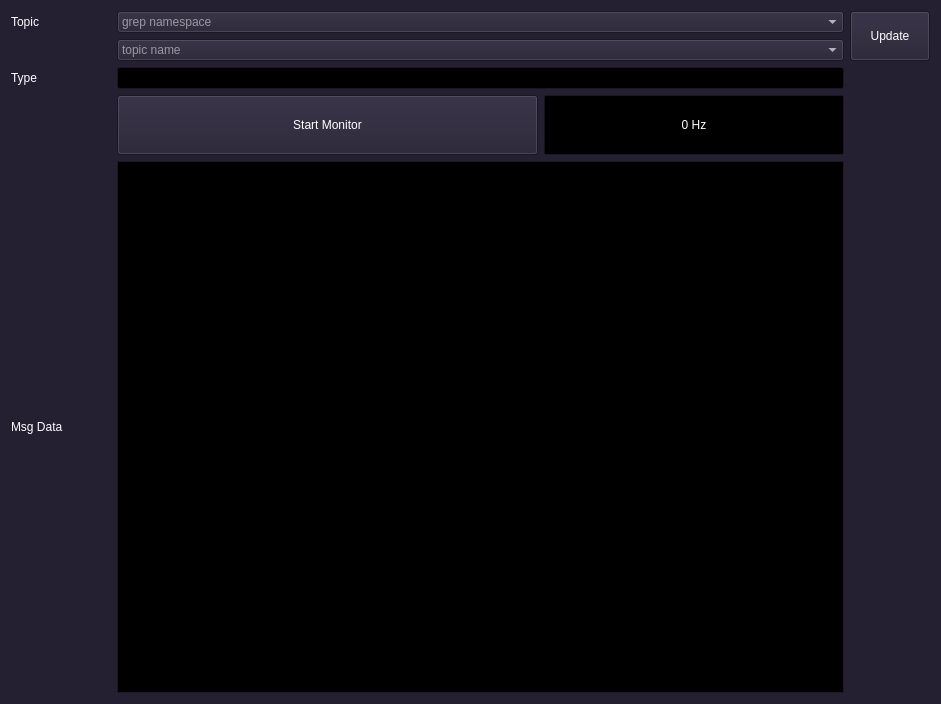
Old version of the form ui/topic_monitor.ui in the repository yyamazaki933/rosif.
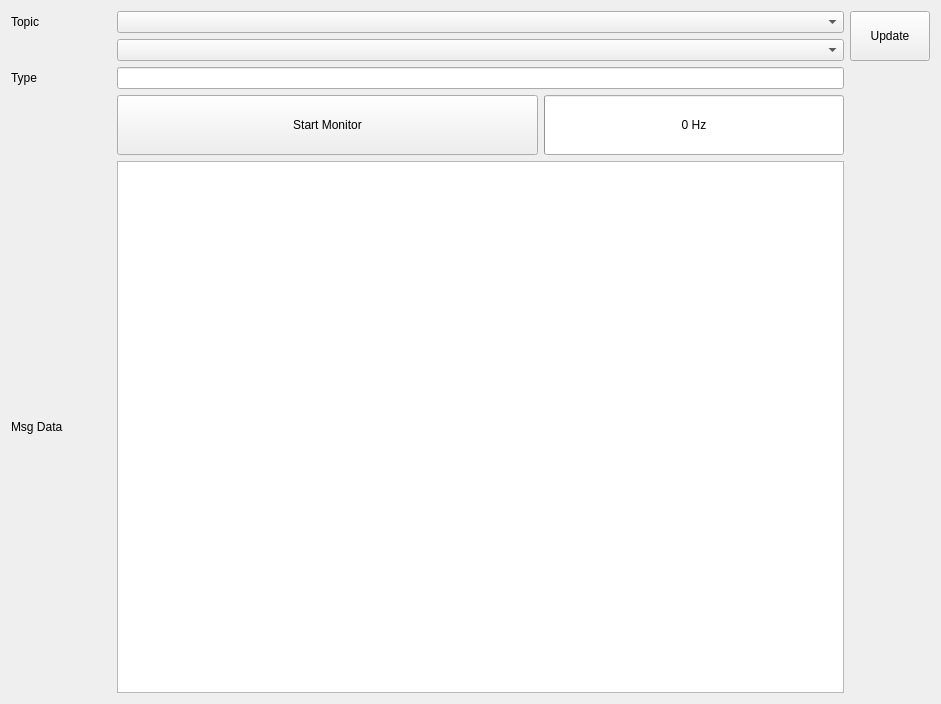
New version of the form.

```diff
--- a/ui/topic_monitor.ui
+++ b/ui/topic_monitor.ui
@@ -10,475 +10,6 @@
     <height>704</height>
    </rect>
   </property>
-  <property name="palette">
-   <palette>
-    <active>
-     <colorrole role="WindowText">
-      <brush brushstyle="SolidPattern">
-       <color alpha="255">
-        <red>255</red>
-        <green>255</green>
-        <blue>255</blue>
-       </color>
-      </brush>
-     </colorrole>
-     <colorrole role="Button">
-      <brush brushstyle="SolidPattern">
-       <color alpha="255">
-        <red>36</red>
-        <green>31</green>
-        <blue>49</blue>
-       </color>
-      </brush>
-     </colorrole>
-     <colorrole role="Light">
-      <brush brushstyle="SolidPattern">
-       <color alpha="255">
-        <red>0</red>
-        <green>0</green>
-        <blue>0</blue>
-       </color>
-      </brush>
-     </colorrole>
-     <colorrole role="Midlight">
-      <brush brushstyle="SolidPattern">
-       <color alpha="255">
-        <red>0</red>
-        <green>0</green>
-        <blue>0</blue>
-       </color>
-      </brush>
-     </colorrole>
-     <colorrole role="Dark">
-      <brush brushstyle="SolidPattern">
-       <color alpha="255">
-        <red>0</red>
-        <green>0</green>
-        <blue>0</blue>
-       </color>
-      </brush>
-     </colorrole>
-     <colorrole role="Mid">
-      <brush brushstyle="SolidPattern">
-       <color alpha="255">
-        <red>0</red>
-        <green>0</green>
-        <blue>0</blue>
-       </color>
-      </brush>
-     </colorrole>
-     <colorrole role="Text">
-      <brush brushstyle="SolidPattern">
-       <color alpha="255">
-        <red>255</red>
-        <green>255</green>
-        <blue>255</blue>
-       </color>
-      </brush>
-     </colorrole>
-     <colorrole role="BrightText">
-      <brush brushstyle="SolidPattern">
-       <color alpha="255">
-        <red>255</red>
-        <green>255</green>
-        <blue>255</blue>
-       </color>
-      </brush>
-     </colorrole>
-     <colorrole role="ButtonText">
-      <brush brushstyle="SolidPattern">
-       <color alpha="255">
-        <red>255</red>
-        <green>255</green>
-        <blue>255</blue>
-       </color>
-      </brush>
-     </colorrole>
-     <colorrole role="Base">
-      <brush brushstyle="SolidPattern">
-       <color alpha="255">
-        <red>0</red>
-        <green>0</green>
-        <blue>0</blue>
-       </color>
-      </brush>
-     </colorrole>
-     <colorrole role="Window">
-      <brush brushstyle="SolidPattern">
-       <color alpha="255">
-        <red>36</red>
-        <green>31</green>
-        <blue>49</blue>
-       </color>
-      </brush>
-     </colorrole>
-     <colorrole role="Shadow">
-      <brush brushstyle="SolidPattern">
-       <color alpha="255">
-        <red>0</red>
-        <green>0</green>
-        <blue>0</blue>
-       </color>
-      </brush>
-     </colorrole>
-     <colorrole role="Highlight">
-      <brush brushstyle="SolidPattern">
-       <color alpha="255">
-        <red>0</red>
-        <green>0</green>
-        <blue>255</blue>
-       </color>
-      </brush>
-     </colorrole>
-     <colorrole role="AlternateBase">
-      <brush brushstyle="SolidPattern">
-       <color alpha="255">
-        <red>0</red>
-        <green>0</green>
-        <blue>0</blue>
-       </color>
-      </brush>
-     </colorrole>
-     <colorrole role="ToolTipBase">
-      <brush brushstyle="SolidPattern">
-       <color alpha="255">
-        <red>255</red>
-        <green>255</green>
-        <blue>220</blue>
-       </color>
-      </brush>
-     </colorrole>
-     <colorrole role="ToolTipText">
-      <brush brushstyle="SolidPattern">
-       <color alpha="255">
-        <red>0</red>
-        <green>0</green>
-        <blue>0</blue>
-       </color>
-      </brush>
-     </colorrole>
-     <colorrole role="PlaceholderText">
-      <brush brushstyle="SolidPattern">
-       <color alpha="128">
-        <red>255</red>
-        <green>255</green>
-        <blue>255</blue>
-       </color>
-      </brush>
-     </colorrole>
-    </active>
-    <inactive>
-     <colorrole role="WindowText">
-      <brush brushstyle="SolidPattern">
-       <color alpha="255">
-        <red>255</red>
-        <green>255</green>
-        <blue>255</blue>
-       </color>
-      </brush>
-     </colorrole>
-     <colorrole role="Button">
-      <brush brushstyle="SolidPattern">
-       <color alpha="255">
-        <red>36</red>
-        <green>31</green>
-        <blue>49</blue>
-       </color>
-      </brush>
-     </colorrole>
-     <colorrole role="Light">
-      <brush brushstyle="SolidPattern">
-       <color alpha="255">
-        <red>0</red>
-        <green>0</green>
-        <blue>0</blue>
-       </color>
-      </brush>
-     </colorrole>
-     <colorrole role="Midlight">
-      <brush brushstyle="SolidPattern">
-       <color alpha="255">
-        <red>0</red>
-        <green>0</green>
-        <blue>0</blue>
-       </color>
-      </brush>
-     </colorrole>
-     <colorrole role="Dark">
-      <brush brushstyle="SolidPattern">
-       <color alpha="255">
-        <red>0</red>
-        <green>0</green>
-        <blue>0</blue>
-       </color>
-      </brush>
-     </colorrole>
-     <colorrole role="Mid">
-      <brush brushstyle="SolidPattern">
-       <color alpha="255">
-        <red>0</red>
-        <green>0</green>
-        <blue>0</blue>
-       </color>
-      </brush>
-     </colorrole>
-     <colorrole role="Text">
-      <brush brushstyle="SolidPattern">
-       <color alpha="255">
-        <red>255</red>
-        <green>255</green>
-        <blue>255</blue>
-       </color>
-      </brush>
-     </colorrole>
-     <colorrole role="BrightText">
-      <brush brushstyle="SolidPattern">
-       <color alpha="255">
-        <red>255</red>
-        <green>255</green>
-        <blue>255</blue>
-       </color>
-      </brush>
-     </colorrole>
-     <colorrole role="ButtonText">
-      <brush brushstyle="SolidPattern">
-       <color alpha="255">
-        <red>255</red>
-        <green>255</green>
-        <blue>255</blue>
-       </color>
-      </brush>
-     </colorrole>
-     <colorrole role="Base">
-      <brush brushstyle="SolidPattern">
-       <color alpha="255">
-        <red>0</red>
-        <green>0</green>
-        <blue>0</blue>
-       </color>
-      </brush>
-     </colorrole>
-     <colorrole role="Window">
-      <brush brushstyle="SolidPattern">
-       <color alpha="255">
-        <red>36</red>
-        <green>31</green>
-        <blue>49</blue>
-       </color>
-      </brush>
-     </colorrole>
-     <colorrole role="Shadow">
-      <brush brushstyle="SolidPattern">
-       <color alpha="255">
-        <red>0</red>
-        <green>0</green>
-        <blue>0</blue>
-       </color>
-      </brush>
-     </colorrole>
-     <colorrole role="Highlight">
-      <brush brushstyle="SolidPattern">
-       <color alpha="255">
-        <red>0</red>
-        <green>0</green>
-        <blue>255</blue>
-       </color>
-      </brush>
-     </colorrole>
-     <colorrole role="AlternateBase">
-      <brush brushstyle="SolidPattern">
-       <color alpha="255">
-        <red>0</red>
-        <green>0</green>
-        <blue>0</blue>
-       </color>
-      </brush>
-     </colorrole>
-     <colorrole role="ToolTipBase">
-      <brush brushstyle="SolidPattern">
-       <color alpha="255">
-        <red>255</red>
-        <green>255</green>
-        <blue>220</blue>
-       </color>
-      </brush>
-     </colorrole>
-     <colorrole role="ToolTipText">
-      <brush brushstyle="SolidPattern">
-       <color alpha="255">
-        <red>0</red>
-        <green>0</green>
-        <blue>0</blue>
-       </color>
-      </brush>
-     </colorrole>
-     <colorrole role="PlaceholderText">
-      <brush brushstyle="SolidPattern">
-       <color alpha="128">
-        <red>255</red>
-        <green>255</green>
-        <blue>255</blue>
-       </color>
-      </brush>
-     </colorrole>
-    </inactive>
-    <disabled>
-     <colorrole role="WindowText">
-      <brush brushstyle="SolidPattern">
-       <color alpha="255">
-        <red>94</red>
-        <green>92</green>
-        <blue>100</blue>
-       </color>
-      </brush>
-     </colorrole>
-     <colorrole role="Button">
-      <brush brushstyle="SolidPattern">
-       <color alpha="255">
-        <red>36</red>
-        <green>31</green>
-        <blue>49</blue>
-       </color>
-      </brush>
-     </colorrole>
-     <colorrole role="Light">
-      <brush brushstyle="SolidPattern">
-       <color alpha="255">
-        <red>0</red>
-        <green>0</green>
-        <blue>0</blue>
-       </color>
-      </brush>
-     </colorrole>
-     <colorrole role="Midlight">
-      <brush brushstyle="SolidPattern">
-       <color alpha="255">
-        <red>0</red>
-        <green>0</green>
-        <blue>0</blue>
-       </color>
-      </brush>
-     </colorrole>
-     <colorrole role="Dark">
-      <brush brushstyle="SolidPattern">
-       <color alpha="255">
-        <red>0</red>
-        <green>0</green>
-        <blue>0</blue>
-       </color>
-      </brush>
-     </colorrole>
-     <colorrole role="Mid">
-      <brush brushstyle="SolidPattern">
-       <color alpha="255">
-        <red>0</red>
-        <green>0</green>
-        <blue>0</blue>
-       </color>
-      </brush>
-     </colorrole>
-     <colorrole role="Text">
-      <brush brushstyle="SolidPattern">
-       <color alpha="255">
-        <red>94</red>
-        <green>92</green>
-        <blue>100</blue>
-       </color>
-      </brush>
-     </colorrole>
-     <colorrole role="BrightText">
-      <brush brushstyle="SolidPattern">
-       <color alpha="255">
-        <red>255</red>
-        <green>255</green>
-        <blue>255</blue>
-       </color>
-      </brush>
-     </colorrole>
-     <colorrole role="ButtonText">
-      <brush brushstyle="SolidPattern">
-       <color alpha="255">
-        <red>94</red>
-        <green>92</green>
-        <blue>100</blue>
-       </color>
-      </brush>
-     </colorrole>
-     <colorrole role="Base">
-      <brush brushstyle="SolidPattern">
-       <color alpha="255">
-        <red>36</red>
-        <green>31</green>
-        <blue>49</blue>
-       </color>
-      </brush>
-     </colorrole>
-     <colorrole role="Window">
-      <brush brushstyle="SolidPattern">
-       <color alpha="255">
-        <red>36</red>
-        <green>31</green>
-        <blue>49</blue>
-       </color>
-      </brush>
-     </colorrole>
-     <colorrole role="Shadow">
-      <brush brushstyle="SolidPattern">
-       <color alpha="255">
-        <red>0</red>
-        <green>0</green>
-        <blue>0</blue>
-       </color>
-      </brush>
-     </colorrole>
-     <colorrole role="Highlight">
-      <brush brushstyle="SolidPattern">
-       <color alpha="255">
-        <red>145</red>
-        <green>145</green>
-        <blue>145</blue>
-       </color>
-      </brush>
-     </colorrole>
-     <colorrole role="AlternateBase">
-      <brush brushstyle="SolidPattern">
-       <color alpha="255">
-        <red>0</red>
-        <green>0</green>
-        <blue>0</blue>
-       </color>
-      </brush>
-     </colorrole>
-     <colorrole role="ToolTipBase">
-      <brush brushstyle="SolidPattern">
-       <color alpha="255">
-        <red>255</red>
-        <green>255</green>
-        <blue>220</blue>
-       </color>
-      </brush>
-     </colorrole>
-     <colorrole role="ToolTipText">
-      <brush brushstyle="SolidPattern">
-       <color alpha="255">
-        <red>0</red>
-        <green>0</green>
-        <blue>0</blue>
-       </color>
-      </brush>
-     </colorrole>
-     <colorrole role="PlaceholderText">
-      <brush brushstyle="SolidPattern">
-       <color alpha="128">
-        <red>255</red>
-        <green>255</green>
-        <blue>255</blue>
-       </color>
-      </brush>
-     </colorrole>
-    </disabled>
-   </palette>
-  </property>
   <property name="acceptDrops">
    <bool>true</bool>
   </property>
```
